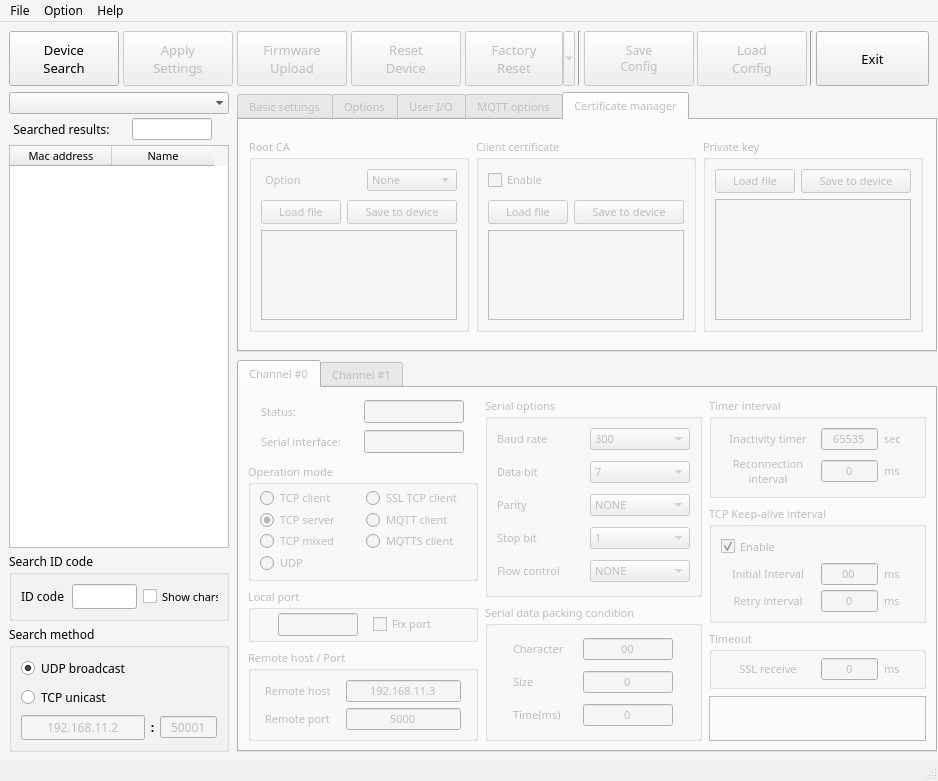
Above: gui/wizconfig_gui.ui from Wiznet/WIZnet-S2E-Tool-GUI before the change. Below: the same form after it.
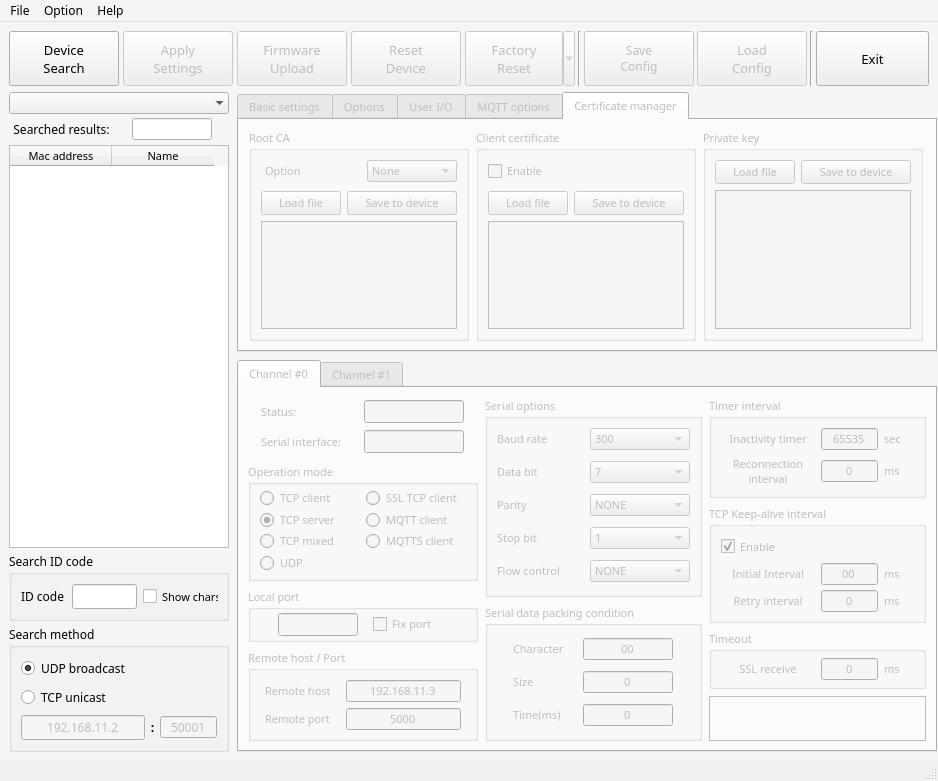
That is the form after the change. The open tabs and pages were chosen to show the change. Icons and pictures are not drawn.

Diff of the .ui file:
```diff
--- a/gui/wizconfig_gui.ui
+++ b/gui/wizconfig_gui.ui
@@ -8014,13 +8014,13 @@
                 <property name="minimumSize">
                  <size>
                   <width>200</width>
-                  <height>194</height>
+                  <height>180</height>
                  </size>
                 </property>
                 <property name="maximumSize">
                  <size>
                   <width>220</width>
-                  <height>194</height>
+                  <height>250</height>
                  </size>
                 </property>
                 <property name="title">
@@ -8089,7 +8089,7 @@
                    <property name="maximumSize">
                     <size>
                      <width>200</width>
-                     <height>95</height>
+                     <height>150</height>
                     </size>
                    </property>
                    <property name="font">
@@ -8204,13 +8204,13 @@
                 <property name="minimumSize">
                  <size>
                   <width>200</width>
-                  <height>194</height>
+                  <height>180</height>
                  </size>
                 </property>
                 <property name="maximumSize">
                  <size>
                   <width>220</width>
-                  <height>194</height>
+                  <height>250</height>
                  </size>
                 </property>
                 <property name="title">
@@ -8332,7 +8332,7 @@
                    <property name="maximumSize">
                     <size>
                      <width>200</width>
-                     <height>95</height>
+                     <height>150</height>
                     </size>
                    </property>
                    <property name="font">
@@ -8354,13 +8354,13 @@
                 <property name="minimumSize">
                  <size>
                   <width>200</width>
-                  <height>194</height>
+                  <height>180</height>
                  </size>
                 </property>
                 <property name="maximumSize">
                  <size>
                   <width>220</width>
-                  <height>194</height>
+                  <height>250</height>
                  </size>
                 </property>
                 <property name="title">
@@ -8423,7 +8423,7 @@
                    <property name="maximumSize">
                     <size>
                      <width>200</width>
-                     <height>130</height>
+                     <height>150</height>
                     </size>
                    </property>
                    <property name="font">
```
Left out of the diff: 6 changed lines with no effect on the pictures.
